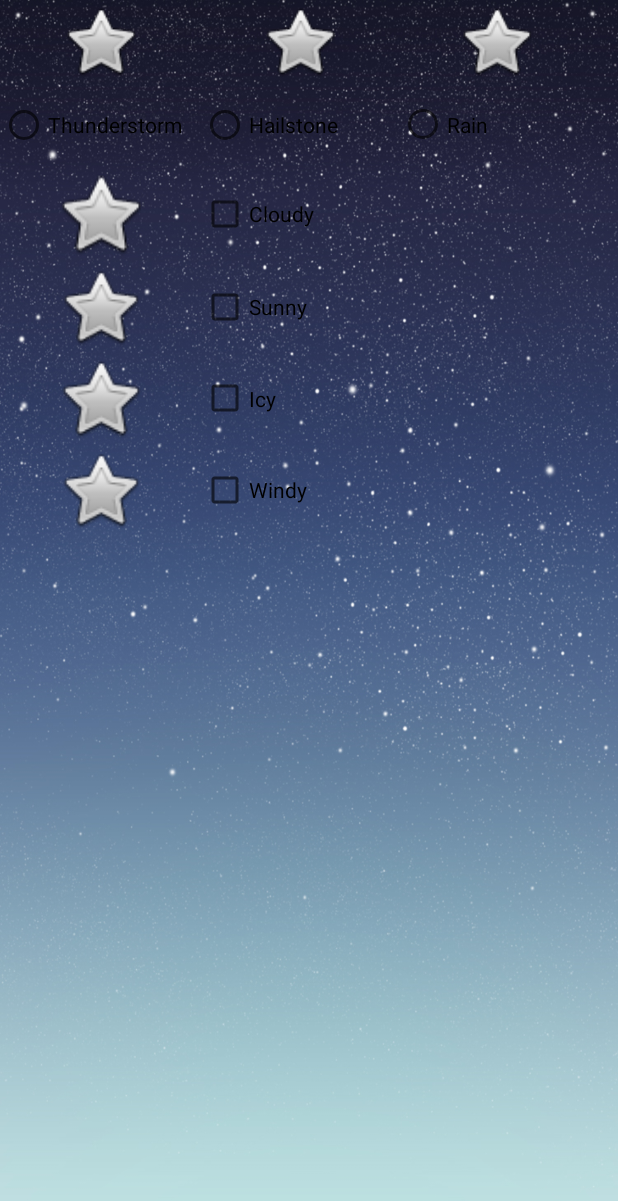
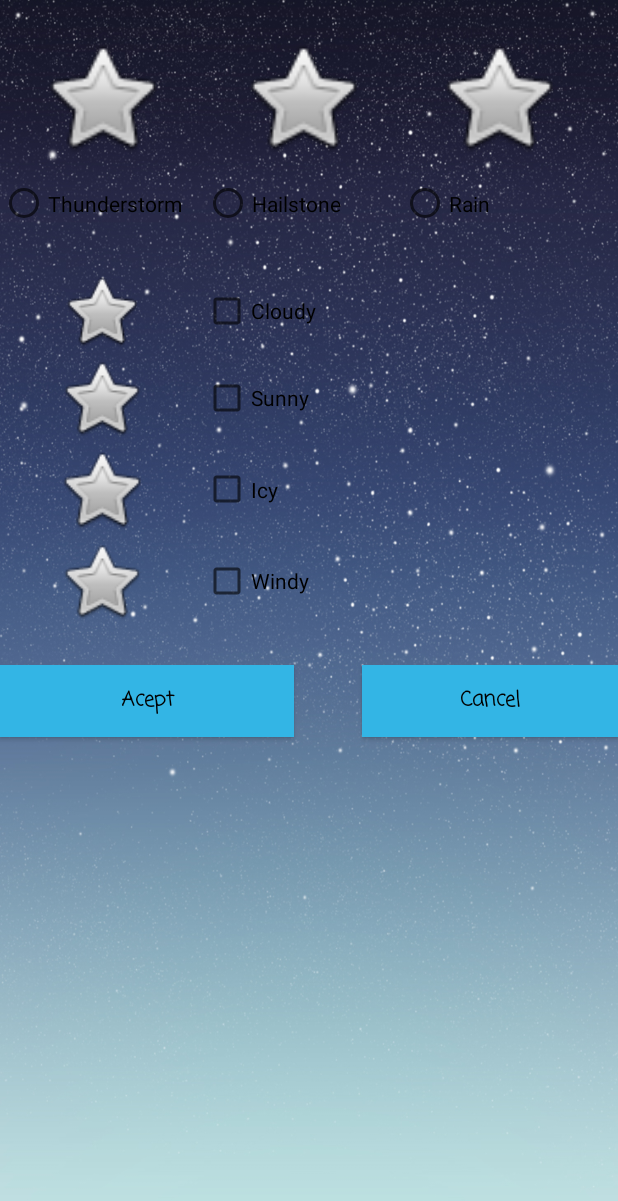
Before and after one commit to Climapp-Cosw/ClimappAndroid, an Android app: the DialogReport screen opened directly, with no data from a screen before it, on a phone screen of 412 x 824 dp. Shown: the top 1201 px of the screen. Run offline under Robolectric (Android 15) with nearby library versions, the phone set to English and light mode, and no system bars.

Commit message:
pull master

```diff
--- a/app/src/main/AndroidManifest.xml
+++ b/app/src/main/AndroidManifest.xml
@@ -24,7 +24,7 @@
         android:supportsRtl="true"
         android:theme="@style/AppTheme">
 
-        <activity
+        <!--activity
             android:name=".controller.LoginActivity"
             android:label="@string/app_name">
             <intent-filter>
@@ -32,7 +32,7 @@
 
                 <category android:name="android.intent.category.LAUNCHER" />
             </intent-filter>
-        </activity>
+        </activity-->
         <!--
              The API key for Google Maps-based APIs is defined as a string resource.
              (See the file "res/values/google_maps_api.xml").
@@ -48,6 +48,11 @@
         <activity
             android:name=".controller.MainActivity"
             android:label="@string/title_activity_maps">
+            <intent-filter>
+                <action android:name="android.intent.action.MAIN" />
+
+                <category android:name="android.intent.category.LAUNCHER" />
+            </intent-filter>
         </activity>
         <activity android:name=".controller.DialogReport"></activity>
     </application>
--- a/app/src/main/java/edu/eci/cosw/climapp/controller/MainActivity.java
+++ b/app/src/main/java/edu/eci/cosw/climapp/controller/MainActivity.java
@@ -11,6 +11,7 @@ import android.support.v4.content.ContextCompat;
 import android.support.v7.app.AlertDialog;
 import android.support.v7.app.AppCompatActivity;
 import android.support.v7.widget.Toolbar;
+import android.util.Log;
 import android.view.LayoutInflater;
 import android.view.View;
 import android.widget.Button;
@@ -52,13 +53,18 @@ public class MainActivity extends FragmentActivity implements OnMapReadyCallback
                 builder1.setCancelable(true);
                 LayoutInflater inflater = getLayoutInflater();
                 builder1.setView(inflater.inflate(R.layout.activity_dialog_report, null));
-                /*((Button) view.findViewById(R.id.acept).setOnClickListener(new View.OnClickListener() {
+                builder1.setPositiveButton("ok", new DialogInterface.OnClickListener() {
+                    public void onClick(DialogInterface dialog, int whichButton) {
+                        Log.i("texto escrito por usuario", null);
+                    }
+                });
+                /*((Button) view.findViewById(R.id.cancel).setOnClickListener(new View.OnClickListener() {
                     @Override
                     public void onClick(View view) {
                         finish();
                     }
                 });
-                ((Button) view.findViewById(R.id.cancel)).setOnClickListener(new View.OnClickListener() {
+                /*((Button) view.findViewById(R.id.cancel)).setOnClickListener(new View.OnClickListener() {
                     @Override
                     public void onClick(View view) {
                         finish();
--- a/app/src/main/res/layout/activity_dialog_report.xml
+++ b/app/src/main/res/layout/activity_dialog_report.xml
@@ -7,9 +7,22 @@
     android:background="@drawable/background"
     android:orientation="vertical">
 
+    <Space
+        android:layout_width="match_parent"
+        android:layout_height="22dp" />
+
+    <HorizontalScrollView
+        android:layout_width="match_parent"
+        android:layout_height="157dp">
+
+        <LinearLayout
+            android:layout_width="wrap_content"
+            android:layout_height="match_parent"
+            android:orientation="vertical">
+
             <TableLayout
                 android:layout_width="match_parent"
-        android:layout_height="357dp">
+                android:layout_height="142dp">
 
                 <TableRow
                     android:layout_width="match_parent"
@@ -18,20 +31,20 @@
                     <ImageView
                         android:id="@+id/rainImg"
                         android:layout_width="98dp"
-                android:layout_height="match_parent"
+                        android:layout_height="86dp"
                         android:contentDescription="@string/rain"
                         android:src="@android:drawable/btn_star" />
 
                     <ImageView
                         android:id="@+id/hailstoneImg"
                         android:layout_width="99dp"
-                android:layout_height="55dp"
+                        android:layout_height="match_parent"
                         android:contentDescription="@string/hailstone"
                         android:src="@android:drawable/btn_star" />
 
                     <ImageView
                         android:id="@+id/thunderstormImg"
-                android:layout_width="wrap_content"
+                        android:layout_width="101dp"
                         android:layout_height="match_parent"
                         android:contentDescription="@string/thunderstorm"
                         android:src="@android:drawable/btn_star" />
@@ -44,15 +57,15 @@
 
                     <RadioButton
                         android:id="@+id/tunderstorm"
-                android:layout_width="134dp"
-                android:layout_height="wrap_content"
+                        android:layout_width="136dp"
+                        android:layout_height="match_parent"
                         android:text="@string/thunderstorm"
                         tools:text="Thunderstorm" />
 
                     <RadioButton
                         android:id="@+id/hailstone"
-                android:layout_width="118dp"
-                android:layout_height="wrap_content"
+                        android:layout_width="131dp"
+                        android:layout_height="55dp"
                         android:text="@string/hailstone"
                         tools:text="Hailstone" />
 
@@ -64,14 +77,31 @@
 
                 </TableRow>
 
+            </TableLayout>
+        </LinearLayout>
+    </HorizontalScrollView>
+
+    <ScrollView
+        android:layout_width="match_parent"
+        android:layout_height="264dp">
+
+        <LinearLayout
+            android:layout_width="match_parent"
+            android:layout_height="wrap_content"
+            android:orientation="vertical">
+
+            <TableLayout
+                android:layout_width="match_parent"
+                android:layout_height="match_parent">
+
                 <TableRow
                     android:layout_width="match_parent"
                     android:layout_height="match_parent">
 
                     <ImageView
                         android:id="@+id/cloudyImg"
-                android:layout_width="133dp"
-                android:layout_height="64dp"
+                        android:layout_width="135dp"
+                        android:layout_height="56dp"
                         android:contentDescription="@string/cloudy"
                         android:src="@android:drawable/btn_star" />
 
@@ -139,37 +169,46 @@
                 </TableRow>
 
             </TableLayout>
+        </LinearLayout>
+    </ScrollView>
 
     <LinearLayout
-        android:id="@+id/botonera"
         android:layout_width="match_parent"
-        android:layout_height="0dp"
-        android:layout_weight="0">
+        android:layout_height="61dp"
+        android:orientation="horizontal">
 
         <Button
             android:id="@+id/acept"
-            android:layout_width="21dp"
+            android:layout_width="174dp"
             android:layout_height="wrap_content"
             android:layout_weight="1"
             android:background="@android:color/holo_blue_light"
+            android:baselineAligned="false"
             android:fontFamily="casual"
             android:text="@string/ok"
             android:textAppearance="@style/TextAppearance.AppCompat"
             android:textColor="@android:color/background_dark"
-            android:textStyle="bold" />
+            android:textStyle="bold"
+            tools:layout_editor_absoluteX="377dp" />
+
+        <Space
+            android:layout_width="23dp"
+            android:layout_height="47dp"
+            android:layout_weight="1" />
 
         <Button
             android:id="@+id/cancel"
-            android:layout_width="3dp"
+            android:layout_width="148dp"
             android:layout_height="wrap_content"
-            android:layout_marginStart="10dp"
             android:layout_weight="1"
             android:background="@android:color/holo_blue_light"
             android:fontFamily="casual"
             android:text="@string/cancel"
             android:textAppearance="@style/TextAppearance.AppCompat"
             android:textColor="@android:color/background_dark"
-            android:textStyle="bold" />
+            android:textStyle="bold"
+            tools:layout_editor_absoluteX="388dp" />
+
     </LinearLayout>
 
 </LinearLayout>
```
Lines whose indentation alone changed are shown as unchanged.
